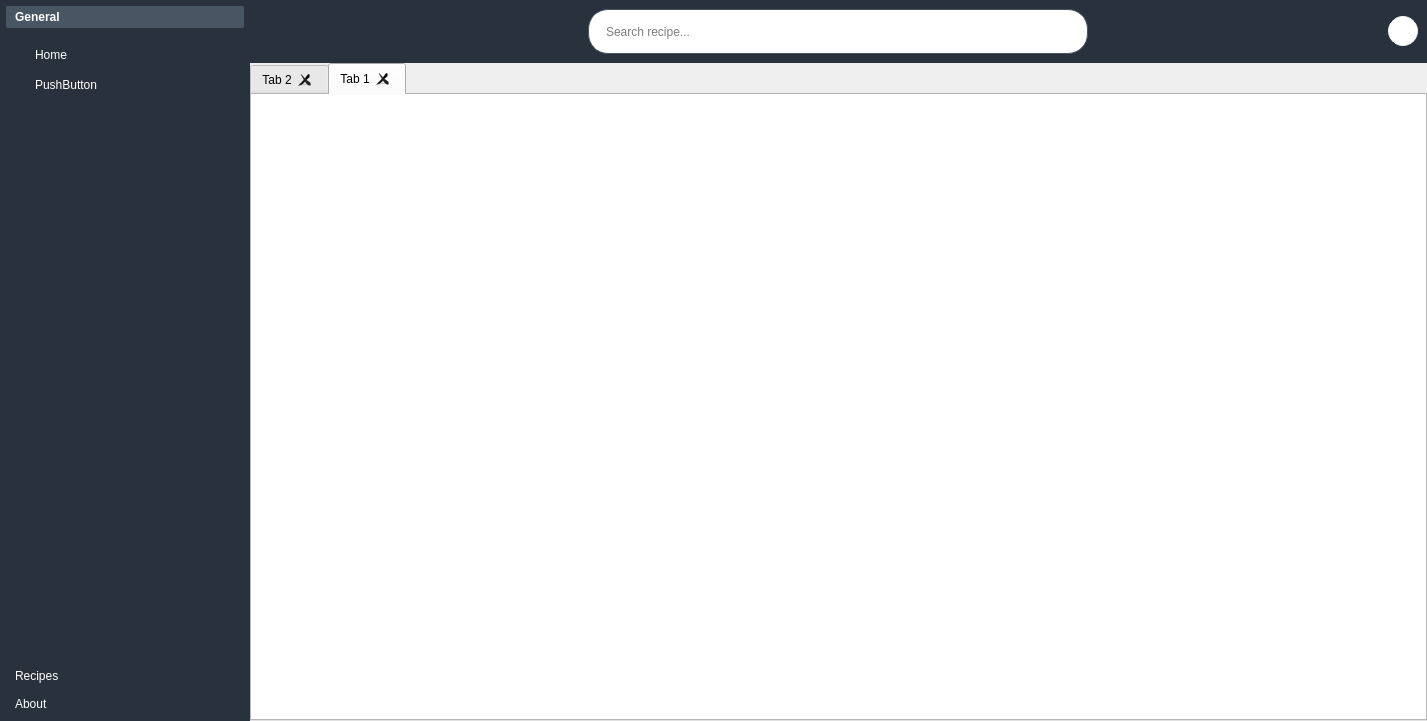
First picture: the form in ui/main_window.ui, repository Daniel1285/food-recipes, before the edit.
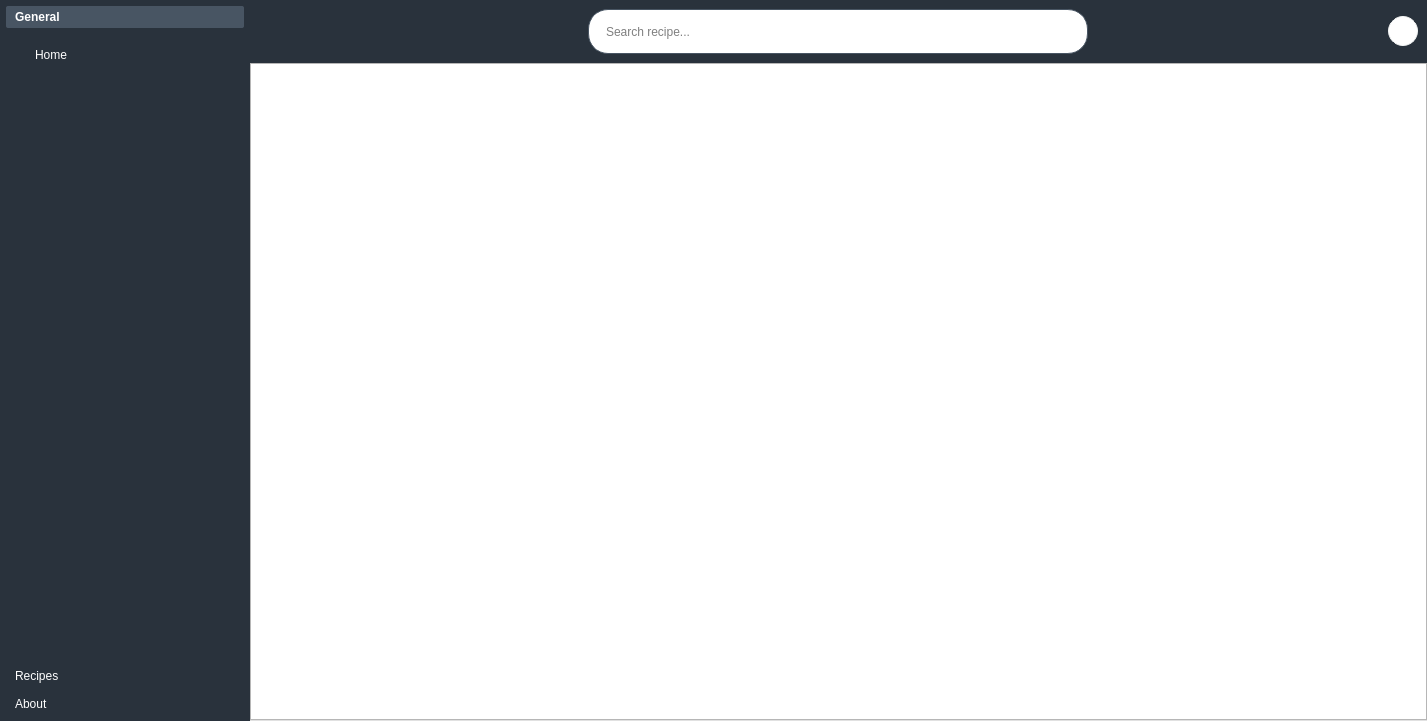
Second picture: the form after the edit. The open tabs and pages were chosen to show the change. Icons and pictures are not drawn.

```diff
--- a/ui/main_window.ui
+++ b/ui/main_window.ui
@@ -94,6 +94,7 @@
 }
 
 #toolBox QPushButton {
+	color: #fff;
 	padding: 5px 0px 5px 20px;
 	text-align: left;
     border-radius: 3px;
@@ -159,29 +160,7 @@
              </widget>
             </item>
             <item>
-             <widget class="QPushButton" name="pushButton_2">
-              <property name="minimumSize">
-               <size>
-                <width>0</width>
-                <height>0</height>
-               </size>
-              </property>
-              <property name="maximumSize">
-               <size>
-                <width>12121121</width>
-                <height>16777215</height>
-               </size>
-              </property>
-              <property name="focusPolicy">
-               <enum>Qt::NoFocus</enum>
-              </property>
-              <property name="text">
-               <string>PushButton</string>
-              </property>
-             </widget>
-            </item>
-            <item>
-             <spacer name="verticalSpacer">
+             <spacer name="verticalSpacer_general">
               <property name="orientation">
                <enum>Qt::Vertical</enum>
               </property>
@@ -462,16 +441,6 @@
           <property name="tabsClosable">
            <bool>true</bool>
           </property>
-          <widget class="QWidget" name="tab_2">
-           <attribute name="title">
-            <string>Tab 2</string>
-           </attribute>
-          </widget>
-          <widget class="QWidget" name="tab">
-           <attribute name="title">
-            <string>Tab 1</string>
-           </attribute>
-          </widget>
          </widget>
         </item>
        </layout>
```
Left out of the diff: 27 changed lines with no effect on the pictures.
